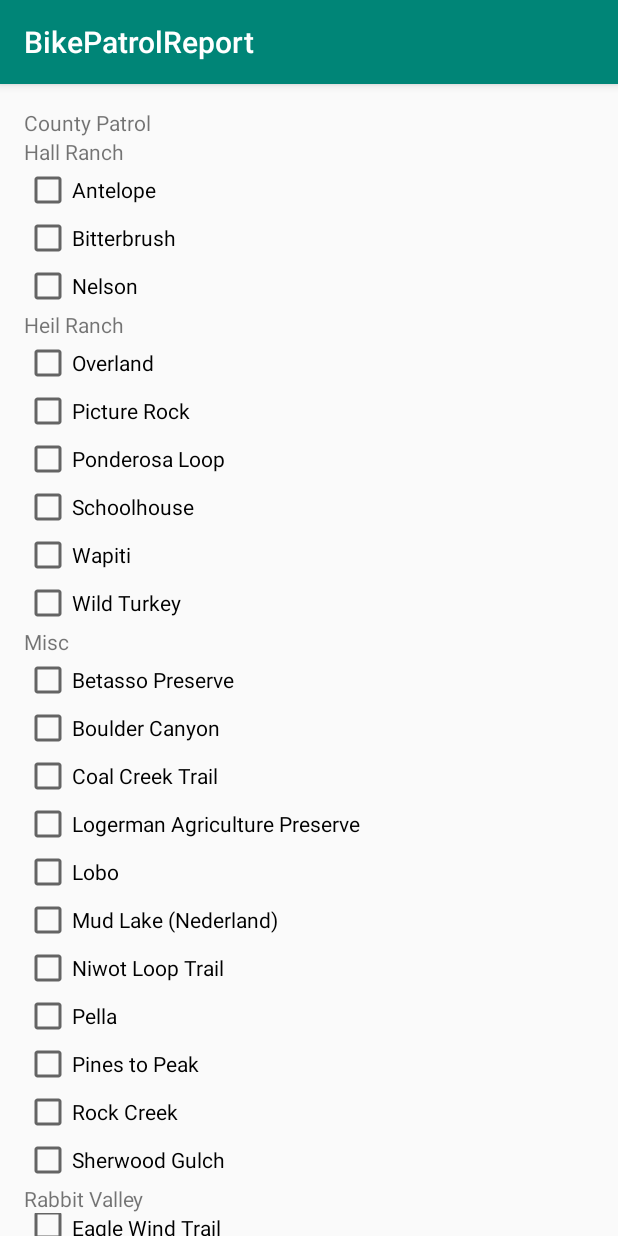
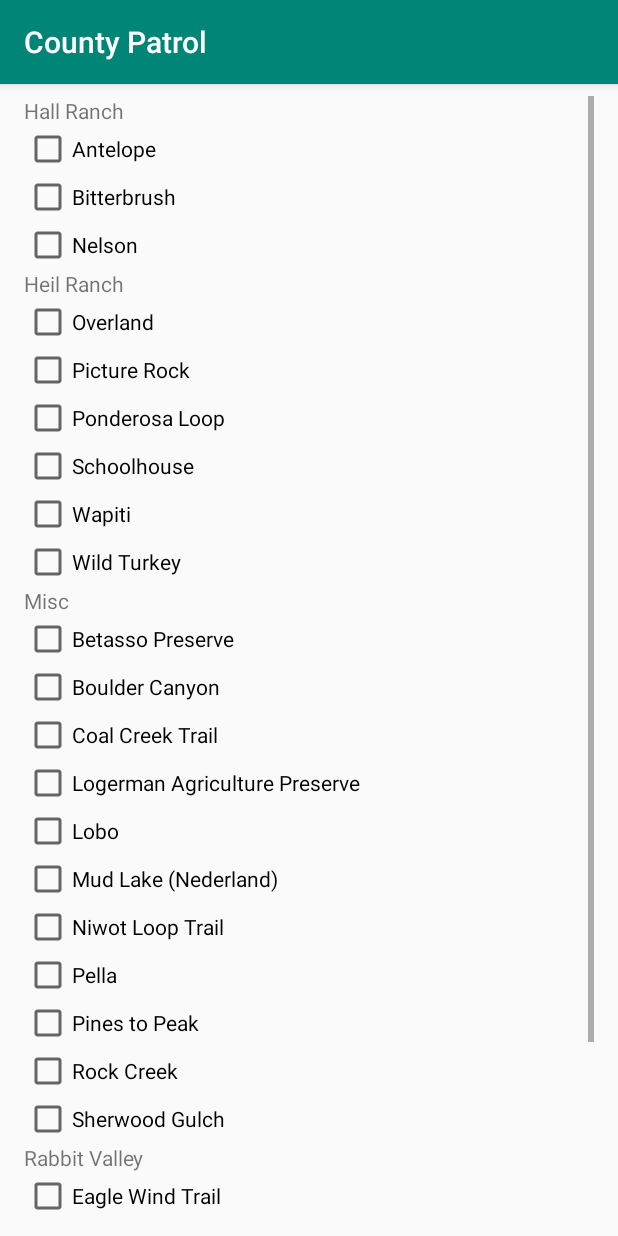
Before and after one commit to pauldshep/BikePatrolReport, an Android app: the PatrolLocationActivity screen opened directly, with no data from a screen before it, after a tap on "COUNTY PATROL", on a phone screen of 412 x 824 dp. Run offline under Robolectric (Android 15) with nearby library versions, the phone set to English and light mode, and no system bars.

Commit message:
Checkbox layout improved

```diff
--- a/app/src/main/java/com/sss/bikepatrolreport/PatrolLocationActivity.java
+++ b/app/src/main/java/com/sss/bikepatrolreport/PatrolLocationActivity.java
@@ -29,7 +29,7 @@ public class PatrolLocationActivity extends AppCompatActivity
         ActionBar action_bar = getSupportActionBar();
         action_bar.setTitle(R.string.action_bar_patrol_location);
 
-        initializePatrolTrailData();
+        //initializePatrolTrailData();
 
         Button btn_city_patrol  = findViewById(R.id.btn_city_patrol);
         btn_city_patrol.setOnClickListener(new View.OnClickListener()
--- a/app/src/main/java/com/sss/bikepatrolreport/TrailSelectionActivity.java
+++ b/app/src/main/java/com/sss/bikepatrolreport/TrailSelectionActivity.java
@@ -1,6 +1,7 @@
 package com.sss.bikepatrolreport;
 
 import android.content.Intent;
+import android.support.v7.app.ActionBar;
 import android.support.v7.app.AppCompatActivity;
 import android.os.Bundle;
 import android.util.Log;
@@ -39,9 +40,9 @@ public class TrailSelectionActivity extends AppCompatActivity
         int patrol_type_id = getExtras();
         String patrol_type_str = setPatrolType(patrol_type_id);
 
-        // display the patrol type
-        TextView tv_patrol_area = findViewById(R.id.tv_patrol_area);
-        tv_patrol_area.setText(patrol_type_str);
+        // display the patrol type in the action bar
+        ActionBar action_bar = getSupportActionBar();
+        action_bar.setTitle(patrol_type_str);
 
         // display the trails in check boxes
         LinearLayout linear_layout = findViewById(R.id.ll_trail_selection);
--- a/app/src/main/res/layout/activity_trail_selection.xml
+++ b/app/src/main/res/layout/activity_trail_selection.xml
@@ -1,31 +1,37 @@
 <?xml version="1.0" encoding="utf-8"?>
-<android.support.constraint.ConstraintLayout
-        xmlns:android="http://schemas.android.com/apk/res/android"
+<android.support.constraint.ConstraintLayout xmlns:android="http://schemas.android.com/apk/res/android"
         xmlns:app="http://schemas.android.com/apk/res-auto"
         xmlns:tools="http://schemas.android.com/tools"
+        android:id="@+id/cl_trail_selection"
         android:layout_width="match_parent"
         android:layout_height="match_parent"
         tools:context=".TrailSelectionActivity">
 
-    <LinearLayout
-            android:id="@+id/ll_trail_selection"
-            android:layout_width="0dp"
-            android:layout_height="0dp"
+
+    <ScrollView
+            android:id="@+id/sv_trail_selection"
+            android:layout_width="match_parent"
+            android:layout_height="match_parent"
             android:layout_marginStart="16dp"
-            android:layout_marginTop="16dp"
+            android:layout_marginTop="8dp"
             android:layout_marginEnd="16dp"
-            android:orientation="vertical"
+            android:layout_marginBottom="8dp"
             app:layout_constraintBottom_toBottomOf="parent"
             app:layout_constraintEnd_toEndOf="parent"
             app:layout_constraintStart_toStartOf="parent"
-            app:layout_constraintTop_toTopOf="parent">
+            app:layout_constraintTop_toTopOf="parent"
+            app:layout_constraintVertical_bias="1.0">
 
-
-        <TextView
-                android:id="@+id/tv_patrol_area"
+        <LinearLayout
+                android:id="@+id/ll_trail_selection"
                 android:layout_width="match_parent"
                 android:layout_height="wrap_content"
-                android:text="Patrol Area" />
-    </LinearLayout>
+                android:orientation="vertical"
+                app:layout_constraintBottom_toBottomOf="parent"
+                app:layout_constraintEnd_toEndOf="parent"
+                app:layout_constraintStart_toStartOf="parent"
+                app:layout_constraintTop_toTopOf="parent" />
+
+    </ScrollView>
 
 </android.support.constraint.ConstraintLayout>
```
